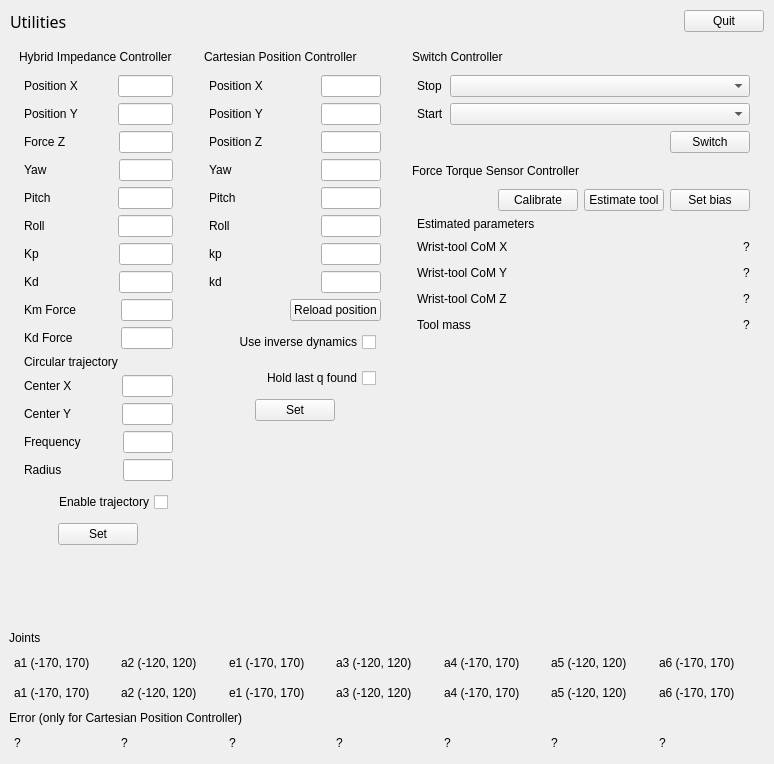
Old version of the form ui/main_window.ui in the repository xEnVrE/controller_switcher.
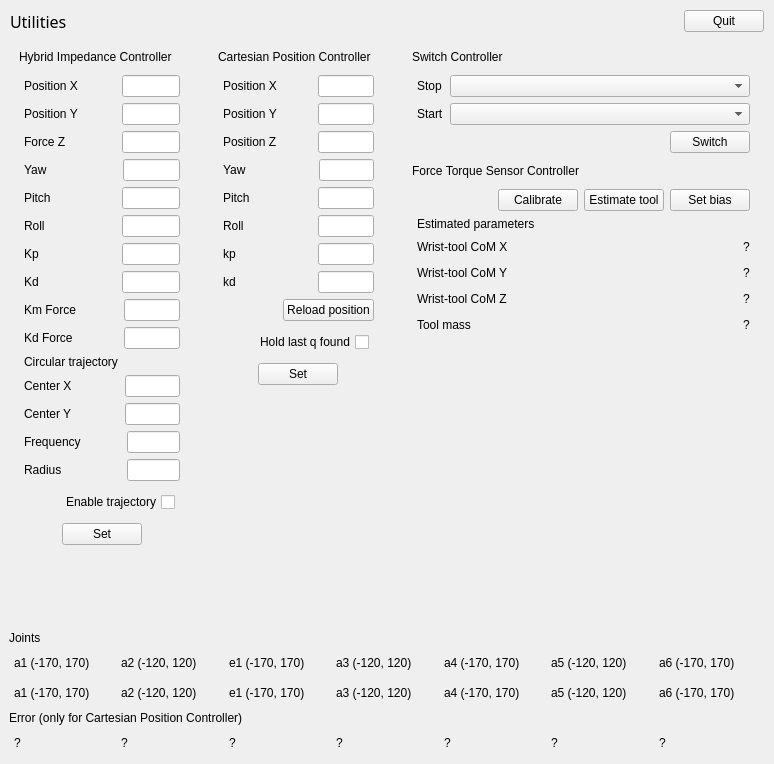
New version of the form. Icons and pictures are not drawn.

Commit message: remove inverse dynamics controller enabler

Diff of the .ui file:
```diff
--- a/ui/main_window.ui
+++ b/ui/main_window.ui
@@ -1141,45 +1141,6 @@
               </item>
              </layout>
             </item>
-            <item>
-             <layout class="QHBoxLayout" name="horizontalLayout_31">
-              <property name="leftMargin">
-               <number>5</number>
-              </property>
-              <property name="topMargin">
-               <number>5</number>
-              </property>
-              <property name="rightMargin">
-               <number>5</number>
-              </property>
-              <property name="bottomMargin">
-               <number>5</number>
-              </property>
-              <item>
-               <spacer name="horizontalSpacer_32">
-                <property name="orientation">
-                 <enum>Qt::Horizontal</enum>
-                </property>
-                <property name="sizeHint" stdset="0">
-                 <size>
-                  <width>40</width>
-                  <height>20</height>
-                 </size>
-                </property>
-               </spacer>
-              </item>
-              <item>
-               <widget class="QCheckBox" name="checkBoxUseInverseDyn_cartpos">
-                <property name="layoutDirection">
-                 <enum>Qt::RightToLeft</enum>
-                </property>
-                <property name="text">
-                 <string>Use inverse dynamics</string>
-                </property>
-               </widget>
-              </item>
-             </layout>
-            </item>
             <item>
              <layout class="QHBoxLayout" name="horizontalLayout_41">
               <property name="leftMargin">
```
The commit also changes 1 other file.
